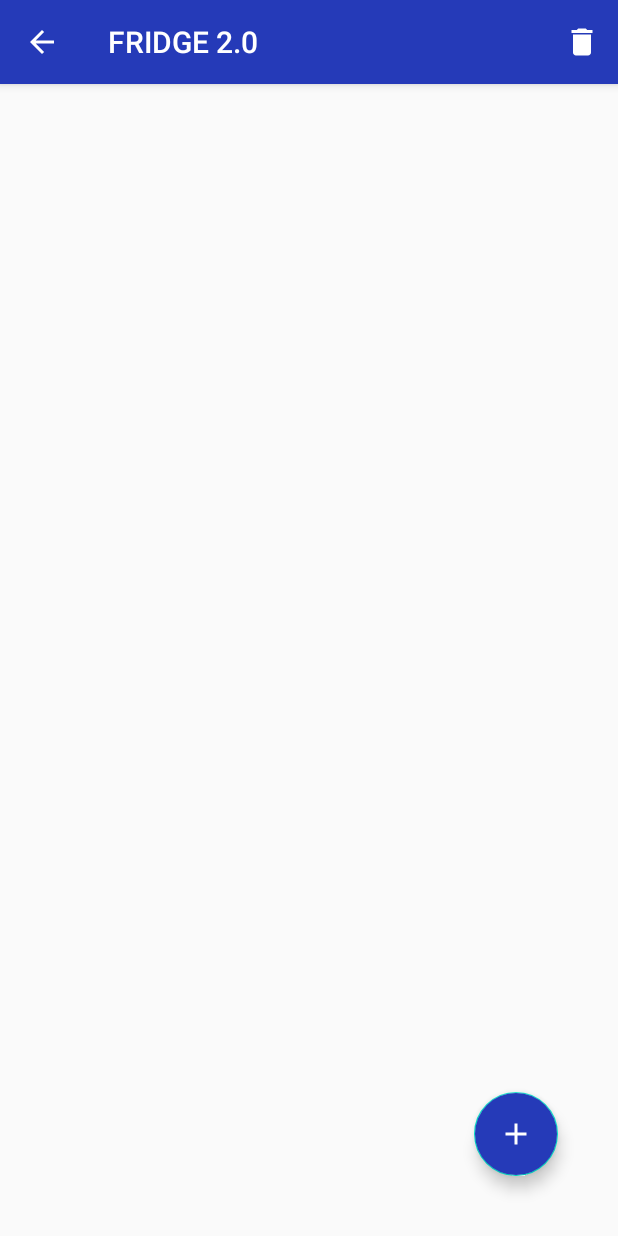
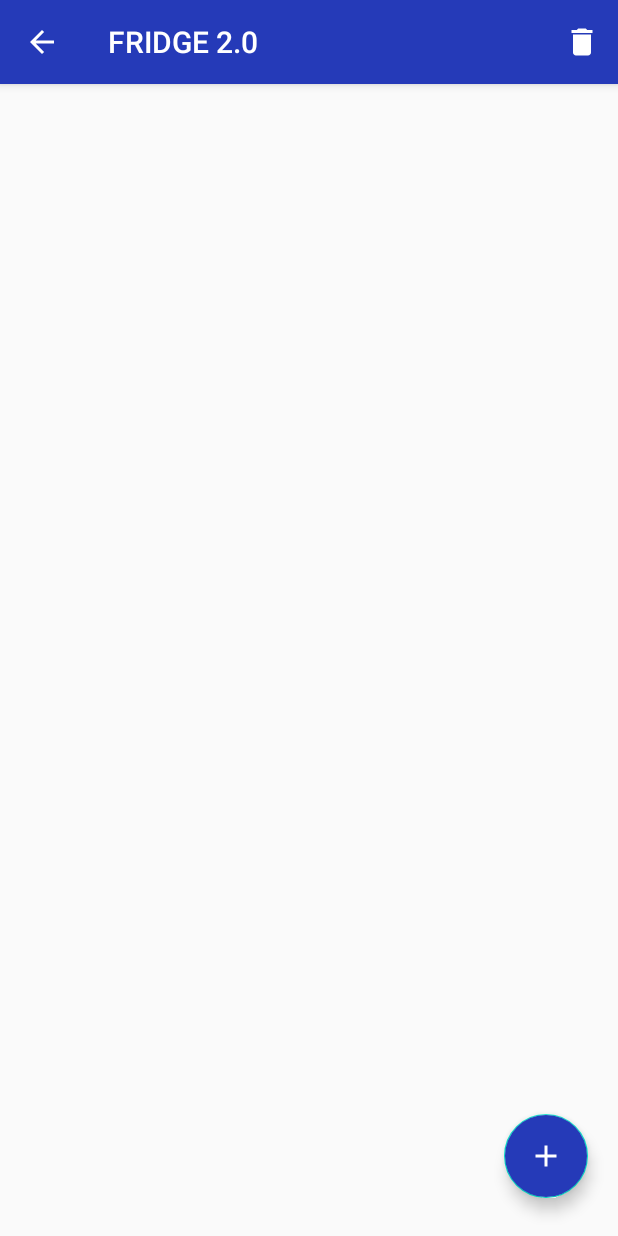
Before and after one commit to mpietroniec/FridgeAppOld, an Android app: the screen it shows after launch (ShoppingListActivity), after a tap on "Lista zakupów", on a phone screen of 412 x 824 dp. Run offline under Robolectric (Android 15) with nearby library versions, the phone set to English and light mode, and no system bars.

Commit message:
First attempt to correct the code of this application.

```diff
--- a/app/src/main/java/com/p/fridge20/PropertiesAdapter.java
+++ b/app/src/main/java/com/p/fridge20/PropertiesAdapter.java
@@ -5,17 +5,23 @@ import android.content.Intent;
 import android.view.LayoutInflater;
 import android.view.View;
 import android.view.ViewGroup;
+import android.widget.ImageView;
+import android.widget.TextView;
 import android.widget.Toast;
+
 import androidx.annotation.NonNull;
+import androidx.cardview.widget.CardView;
 import androidx.recyclerview.widget.RecyclerView;
+
 import com.bumptech.glide.Glide;
 import com.p.fridge20.addition.AddingActivity;
 import com.p.fridge20.review.ReviewActivity;
 import com.p.fridge20.shoppingList.ShoppingListActivity;
+
 import java.util.ArrayList;
 
 //1. Need to create inner class ViewHolder
-public class PropertiesAdapter extends RecyclerView.Adapter<ViewHolder> {
+public class PropertiesAdapter extends RecyclerView.Adapter<PropertiesAdapter.PropertiesAdapterViewHolder> {
 
     private ArrayList<Property> properties;
     private final Context context;
@@ -27,14 +33,14 @@ public class PropertiesAdapter extends RecyclerView.Adapter<ViewHolder> {
 
     @NonNull
     @Override
-    public ViewHolder onCreateViewHolder(ViewGroup parent, int viewType) {
+    public PropertiesAdapterViewHolder onCreateViewHolder(ViewGroup parent, int viewType) {
         View view = LayoutInflater.from(parent.getContext()).inflate(R.layout.property_row, parent, false);
-        ViewHolder holder = new ViewHolder(view);
-        return holder;
+        return new PropertiesAdapterViewHolder(view);
     }
 
+
     @Override
-    public void onBindViewHolder(@NonNull  ViewHolder holder, int position) {
+    public void onBindViewHolder(@NonNull PropertiesAdapterViewHolder holder, int position) {
         holder.getPropertyName().setText(properties.get(position).getPropertyName());
         Glide.with(context)
                 .asBitmap()
@@ -58,7 +64,7 @@ public class PropertiesAdapter extends RecyclerView.Adapter<ViewHolder> {
                         context.startActivity(i2);
                         break;
                 }
-                Toast.makeText(context,properties.get(position).getPropertyName(), Toast.LENGTH_SHORT).show();
+                Toast.makeText(context, properties.get(position).getPropertyName(), Toast.LENGTH_SHORT).show();
             }
         });
     }
@@ -72,4 +78,53 @@ public class PropertiesAdapter extends RecyclerView.Adapter<ViewHolder> {
         this.properties = properties;
         notifyDataSetChanged();
     }
+
+    public static class PropertiesAdapterViewHolder extends RecyclerView.ViewHolder implements View.OnClickListener {
+
+        private TextView propertyName;
+        private CardView property;
+        private ImageView image;
+        ItemClickListener itemClickListener;
+
+        public PropertiesAdapterViewHolder(@NonNull View itemView) {
+            super(itemView);
+            propertyName = itemView.findViewById(R.id.property_name);
+            property = itemView.findViewById(R.id.property);
+            image = itemView.findViewById(R.id.main_property_image);
+            itemView.setOnClickListener(this);
+        }
+
+        public TextView getPropertyName() {
+            return propertyName;
+        }
+
+        public void setPropertyName(TextView propertyName) {
+            this.propertyName = propertyName;
+        }
+
+        public CardView getProperty() {
+            return property;
+        }
+
+        public void setProperty(CardView property) {
+            this.property = property;
+        }
+
+        public ImageView getImage() {
+            return image;
+        }
+
+        public void setImage(ImageView image) {
+            this.image = image;
+        }
+
+        @Override
+        public void onClick(View v) {
+            this.itemClickListener.onItemClickListener(v, getLayoutPosition());
+        }
+
+        public void setItemClickListener(ItemClickListener ic) {
+            this.itemClickListener = ic;
+        }
+    }
 }
--- a/app/src/main/java/com/p/fridge20/ViewHolder.java
+++ /dev/null
@@ -1,62 +0,0 @@
-package com.p.fridge20;
-
-import android.view.View;
-import android.widget.ImageView;
-import android.widget.TextView;
-import androidx.annotation.NonNull;
-import androidx.cardview.widget.CardView;
-import androidx.recyclerview.widget.RecyclerView;
-
-public class ViewHolder extends RecyclerView.ViewHolder implements View.OnClickListener {
-    private TextView propertyName;
-
-
-
-    private CardView property;
-    private ImageView image;
-    ItemClickListener itemClickListener;
-
-    public ViewHolder(@NonNull View itemView) {
-        super(itemView);
-        propertyName = itemView.findViewById(R.id.property_name);
-        property = itemView.findViewById(R.id.property);
-        image = itemView.findViewById(R.id.main_property_image);
-
-        itemView.setOnClickListener(this);
-    }
-
-
-    public TextView getPropertyName() {
-        return propertyName;
-    }
-
-    public void setPropertyName(TextView propertyName) {
-        this.propertyName = propertyName;
-    }
-
-    public CardView getProperty() {
-        return property;
-    }
-
-    public void setProperty(CardView property) {
-        this.property = property;
-    }
-
-    public ImageView getImage() {
-        return image;
-    }
-
-    public void setImage(ImageView image) {
-        this.image = image;
-    }
-
-
-    @Override
-    public void onClick(View v) {
-        this.itemClickListener.onItemClickListener(v, getLayoutPosition());
-    }
-
-    public void setItemClickListener(ItemClickListener ic) {
-        this.itemClickListener = ic;
-    }
-}
--- a/app/src/main/java/com/p/fridge20/database/DatabaseHelper.java
+++ b/app/src/main/java/com/p/fridge20/database/DatabaseHelper.java
@@ -6,12 +6,13 @@ import android.database.Cursor;
 import android.database.sqlite.SQLiteDatabase;
 import android.database.sqlite.SQLiteOpenHelper;
 import android.widget.Toast;
+
 import androidx.annotation.Nullable;
 
 public class DatabaseHelper extends SQLiteOpenHelper {
     private final Context context;
     private static final String DATABASE_NAME = "Fridge.db";
-    private static final int DATABASE_VERSION = 4;
+    private static final int DATABASE_VERSION = 6;
     private static final String TABLE_NAME_FRIDGE = "my_product";
     private static final String COLUMN_ID_FRIDGE = "id";
     private static final String COLUMN_NAME_FRIDGE = "product_name";
@@ -87,7 +88,8 @@ public class DatabaseHelper extends SQLiteOpenHelper {
         if (database != null) {
             cursor = database.rawQuery(query, null);
         }
-        return cursor; }
+        return cursor;
+    }
 
     public Cursor readAllDataFromShoppingList() {
         String query = "SELECT * FROM " + TABLE_NAME_SHOPPING_LIST;
@@ -110,9 +112,9 @@ public class DatabaseHelper extends SQLiteOpenHelper {
         }
     }
 
-    public void deleteOneRowFromShoppingList(String row_id){
+    public void deleteOneRowFromShoppingList(String row_id) {
         SQLiteDatabase db = this.getWritableDatabase();
-        long result = db.delete(TABLE_NAME_SHOPPING_LIST,"id=?", new String[]{row_id});
+        long result = db.delete(TABLE_NAME_SHOPPING_LIST, "id=?", new String[]{row_id});
         if (result == -1) {
             Toast.makeText(context, "Nie udało sie usunąć", Toast.LENGTH_SHORT).show();
         } else {
--- a/app/src/main/java/com/p/fridge20/review/ReviewAdapter.java
+++ b/app/src/main/java/com/p/fridge20/review/ReviewAdapter.java
@@ -7,9 +7,11 @@ import android.view.LayoutInflater;
 import android.view.View;
 import android.view.ViewGroup;
 import android.widget.TextView;
+
 import androidx.annotation.NonNull;
 import androidx.cardview.widget.CardView;
 import androidx.recyclerview.widget.RecyclerView;
+
 import com.p.fridge20.R;
 import com.p.fridge20.productDetails.ProductDetails;
 
--- a/app/src/main/java/com/p/fridge20/review/ReviewRowActivity.java
+++ b/app/src/main/java/com/p/fridge20/review/ReviewRowActivity.java
@@ -1,7 +1,9 @@
 package com.p.fridge20.review;
 
 import androidx.appcompat.app.AppCompatActivity;
+
 import android.os.Bundle;
+
 import com.p.fridge20.R;
 
 public class ReviewRowActivity extends AppCompatActivity {
--- a/app/src/main/java/com/p/fridge20/shoppingList/AddToShoppingList.java
+++ b/app/src/main/java/com/p/fridge20/shoppingList/AddToShoppingList.java
@@ -5,8 +5,11 @@ import android.view.View;
 import android.widget.Button;
 import android.widget.EditText;
 import android.widget.Toast;
+
 import androidx.appcompat.app.AppCompatActivity;
+
 import android.os.Bundle;
+
 import com.p.fridge20.R;
 import com.p.fridge20.database.DatabaseHelper;
 
@@ -38,7 +41,7 @@ public class AddToShoppingList extends AppCompatActivity {
                     DatabaseHelper myDB = new DatabaseHelper(AddToShoppingList.this);
                     myDB.addProductToShoppingList(name, dbAmount, shopName);
 
-                } else{
+                } else {
                     Toast.makeText(AddToShoppingList.this, "Podaj pozostałe dane", Toast.LENGTH_SHORT).show();
                 }
             } catch (NumberFormatException e) {
--- a/app/src/main/java/com/p/fridge20/shoppingList/ShoppingListActivity.java
+++ b/app/src/main/java/com/p/fridge20/shoppingList/ShoppingListActivity.java
@@ -2,31 +2,30 @@ package com.p.fridge20.shoppingList;
 
 import android.content.Intent;
 import android.database.Cursor;
+import android.os.Bundle;
 import android.view.Menu;
 import android.view.MenuInflater;
 import android.view.MenuItem;
 import android.widget.Toast;
 
-import androidx.annotation.NonNull;
 import androidx.appcompat.app.AlertDialog;
 import androidx.appcompat.app.AppCompatActivity;
-import android.os.Bundle;
-
-import androidx.recyclerview.widget.ItemTouchHelper;
 import androidx.recyclerview.widget.LinearLayoutManager;
 import androidx.recyclerview.widget.RecyclerView;
+
 import com.google.android.material.floatingactionbutton.FloatingActionButton;
 import com.p.fridge20.R;
 import com.p.fridge20.database.DatabaseHelper;
+
 import java.util.ArrayList;
 
 public class ShoppingListActivity extends AppCompatActivity {
     RecyclerView recyclerView;
     ShoppingListAdapter shoppingListAdapter;
-    FloatingActionButton add_button_shopping_list;
+    FloatingActionButton btnAddToShoppingList;
 
     DatabaseHelper database;
-    ArrayList<String> shopping_list_product_id, shopping_list_product_name, shopping_list_product_amount, shopping_list_shop_name;
+    ArrayList<String> shoppingListProductId, shoppingListProductName, shoppingListProductAmount, shoppingListShopName;
 
     @Override
     protected void onCreate(Bundle savedInstanceState) {
@@ -34,20 +33,20 @@ public class ShoppingListActivity extends AppCompatActivity {
         setContentView(R.layout.activity_shopping_list);
 
         recyclerView = findViewById(R.id.shoppingListRecyclerView);
-        add_button_shopping_list = findViewById(R.id.add_button_shopping_list);
-        add_button_shopping_list.setOnClickListener(v -> {
+        btnAddToShoppingList = findViewById(R.id.add_button_shopping_list);
+        btnAddToShoppingList.setOnClickListener(v -> {
             Intent intent = new Intent(ShoppingListActivity.this, AddToShoppingList.class);
             startActivityForResult(intent, 1);
         });
 
         database = new DatabaseHelper(ShoppingListActivity.this);
-        shopping_list_product_id = new ArrayList<>();
-        shopping_list_product_name = new ArrayList<>();
-        shopping_list_product_amount = new ArrayList<>();
-        shopping_list_shop_name = new ArrayList<>();
+        shoppingListProductId = new ArrayList<>();
+        shoppingListProductName = new ArrayList<>();
+        shoppingListProductAmount = new ArrayList<>();
+        shoppingListShopName = new ArrayList<>();
 
         shoppingListDataInArrays();
-        shoppingListAdapter = new ShoppingListAdapter(ShoppingListActivity.this, this, shopping_list_product_id, shopping_list_product_name, shopping_list_product_amount, shopping_list_shop_name);
+        shoppingListAdapter = new ShoppingListAdapter(ShoppingListActivity.this, this, shoppingListProductId, shoppingListProductName, shoppingListProductAmount, shoppingListShopName);
         recyclerView.setAdapter(shoppingListAdapter);
         recyclerView.setLayoutManager(new LinearLayoutManager(ShoppingListActivity.this));
     }
@@ -58,15 +57,14 @@ public class ShoppingListActivity extends AppCompatActivity {
             Toast.makeText(this, "Brak produktów na liście zakupów", Toast.LENGTH_SHORT).show();
         } else {
             while (cursor.moveToNext()) {
-                shopping_list_product_id.add(cursor.getString(0));
-                shopping_list_product_name.add(cursor.getString(1));
-                shopping_list_product_amount.add(cursor.getString(2));
-                shopping_list_shop_name.add(cursor.getString(3));
+                shoppingListProductId.add(cursor.getString(0));
+                shoppingListProductName.add(cursor.getString(1));
+                shoppingListProductAmount.add(cursor.getString(2));
+                shoppingListShopName.add(cursor.getString(3));
             }
         }
     }
 
-    //Make menu in layout
     @Override
     public boolean onCreateOptionsMenu(Menu menu) {
         MenuInflater inflater = getMenuInflater();
@@ -74,7 +72,6 @@ public class ShoppingListActivity extends AppCompatActivity {
         return super.onCreateOptionsMenu(menu);
     }
 
-    //Make menu clickable and add method to this
     @Override
     public boolean onOptionsItemSelected(MenuItem item) {
         if (item.getItemId() == R.id.delete_all) {
@@ -83,7 +80,7 @@ public class ShoppingListActivity extends AppCompatActivity {
         return super.onOptionsItemSelected(item);
     }
 
-     void confirmDialog(){
+    void confirmDialog() {
         AlertDialog.Builder builder = new AlertDialog.Builder(this);
         builder.setTitle("Usunąć wszystko?");
         builder.setMessage("Czy na pewno usunąć całą liste zakupów?");
@@ -98,16 +95,5 @@ public class ShoppingListActivity extends AppCompatActivity {
         builder.setNegativeButton("Nie", (dialog, which) -> {
         });
         builder.create().show();
-     }}
-// ItemTouchHelper.SimpleCallback itemTouchHelperCallback = new ItemTouchHelper.SimpleCallback(0, ItemTouchHelper.RIGHT) {
-//     @Override
-//     public boolean onMove(@NonNull RecyclerView recyclerView, @NonNull RecyclerView.ViewHolder viewHolder, @NonNull RecyclerView.ViewHolder target) {
-//         return false;
-//     }
-//
-//     @Override
-//     public void onSwiped(@NonNull RecyclerView.ViewHolder viewHolder, int direction) {
-//
-//     }
-// };
-//}
+    }
+}
--- a/app/src/main/res/layout/activity_add_to_shopping_list.xml
+++ b/app/src/main/res/layout/activity_add_to_shopping_list.xml
@@ -15,6 +15,7 @@
         android:backgroundTint="@color/colorPrimary"
         android:drawableStart="@drawable/ic_baseline_playlist_add_30"
         android:hint="@string/nazwa_produktu"
+        android:paddingStart="12dp"
         android:textColor="@color/colorPrimary"
         android:textStyle="bold|italic" />
 
@@ -28,6 +29,7 @@
         android:drawableStart="@drawable/ic_baseline_north_east_30"
         android:hint="@string/ilosc"
         android:inputType="number"
+        android:paddingStart="12dp"
         android:textColor="@color/colorPrimary"
         android:textStyle="bold|italic" />
 
@@ -40,6 +42,7 @@
         android:backgroundTint="@color/colorPrimary"
         android:drawableStart="@drawable/ic_baseline_shopping_cart_30"
         android:hint="@string/sklep"
+        android:paddingStart="12dp"
         android:textColor="@color/colorPrimary"
         android:textStyle="bold|italic" />
 
--- a/app/src/main/res/layout/activity_shopping_list.xml
+++ b/app/src/main/res/layout/activity_shopping_list.xml
@@ -1,26 +1,27 @@
 <?xml version="1.0" encoding="utf-8"?>
-<RelativeLayout
-    xmlns:android="http://schemas.android.com/apk/res/android"
+<RelativeLayout xmlns:android="http://schemas.android.com/apk/res/android"
     xmlns:tools="http://schemas.android.com/tools"
     android:layout_width="match_parent"
     android:layout_height="match_parent"
-    tools:context=".shoppingList.ShoppingListActivity"
-    android:padding="20dp">
+    tools:context=".shoppingList.ShoppingListActivity">
+
     <com.google.android.material.floatingactionbutton.FloatingActionButton
+        android:id="@+id/add_button_shopping_list"
         android:layout_width="wrap_content"
         android:layout_height="wrap_content"
+        android:layout_alignParentEnd="true"
+        android:layout_alignParentBottom="true"
+        android:layout_marginEnd="20dp"
+        android:layout_marginBottom="25dp"
+        android:backgroundTint="#253AB8"
         android:clickable="true"
-        android:src="@drawable/ic_baseline_add_45"
-        android:id="@+id/add_button_shopping_list"
         android:focusable="true"
-        android:backgroundTint="#253AB8"
-        android:layout_alignParentBottom="true" android:layout_marginBottom="20dp"
-        android:layout_alignParentEnd="true" android:layout_marginEnd="20dp"
-        />
+        android:src="@drawable/ic_baseline_add_45" />
+
     <androidx.recyclerview.widget.RecyclerView
         android:id="@+id/shoppingListRecyclerView"
         android:layout_width="match_parent"
         android:layout_height="match_parent"
-        android:layout_centerHorizontal="true"
-        />
+        android:layout_centerHorizontal="true" />
+
 </RelativeLayout>
```
Also changed, not shown: app/src/main/AndroidManifest.xml (+5 -2 lines), app/src/main/java/com/p/fridge20/addition/AddingActivity.java (+12 -19 lines), app/src/main/java/com/p/fridge20/productDetails/ProductDetails.java (+5 -2 lines), app/src/main/java/com/p/fridge20/review/ReviewActivity.java (+25 -13 lines), app/src/main/res/layout/activity_review.xml (+14 -2 lines), app/src/main/res/layout/activity_review_row.xml (+6 -2 lines), app/src/main/res/layout/activity_shopping_list_row.xml (+8 -4 lines). Lines whose indentation alone changed are shown as unchanged.
